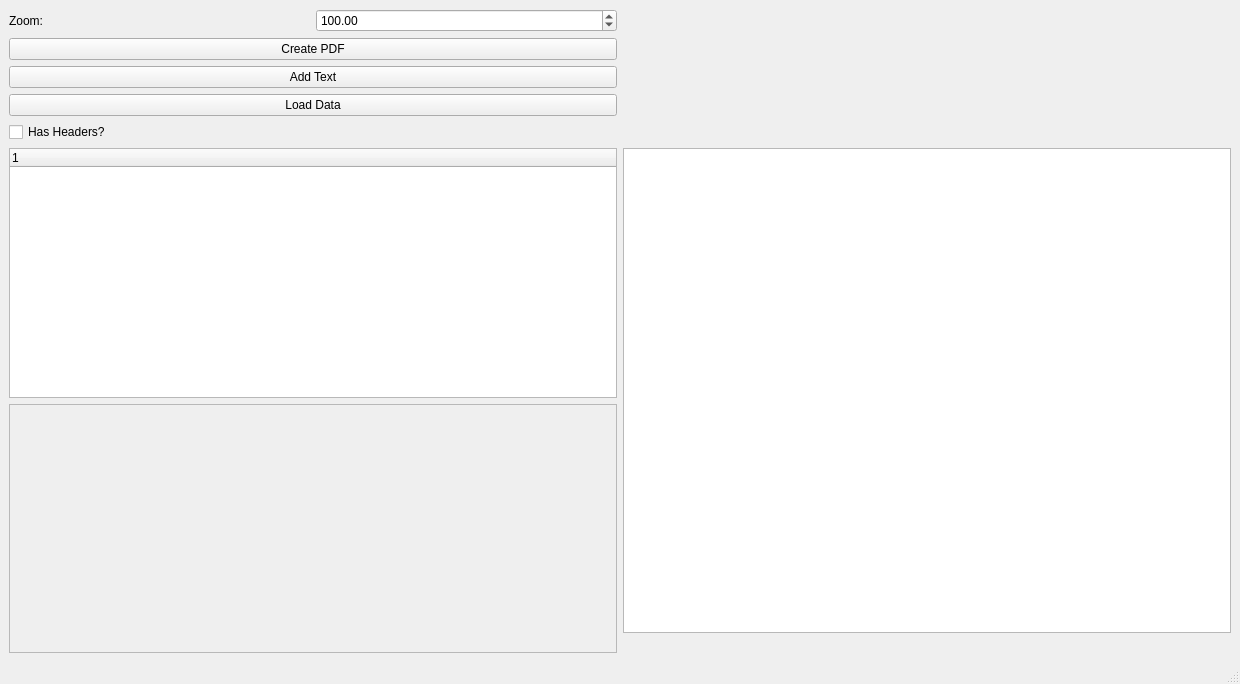
Old version of the form LabelDesigner.ui in the repository marvin939/label-designer.
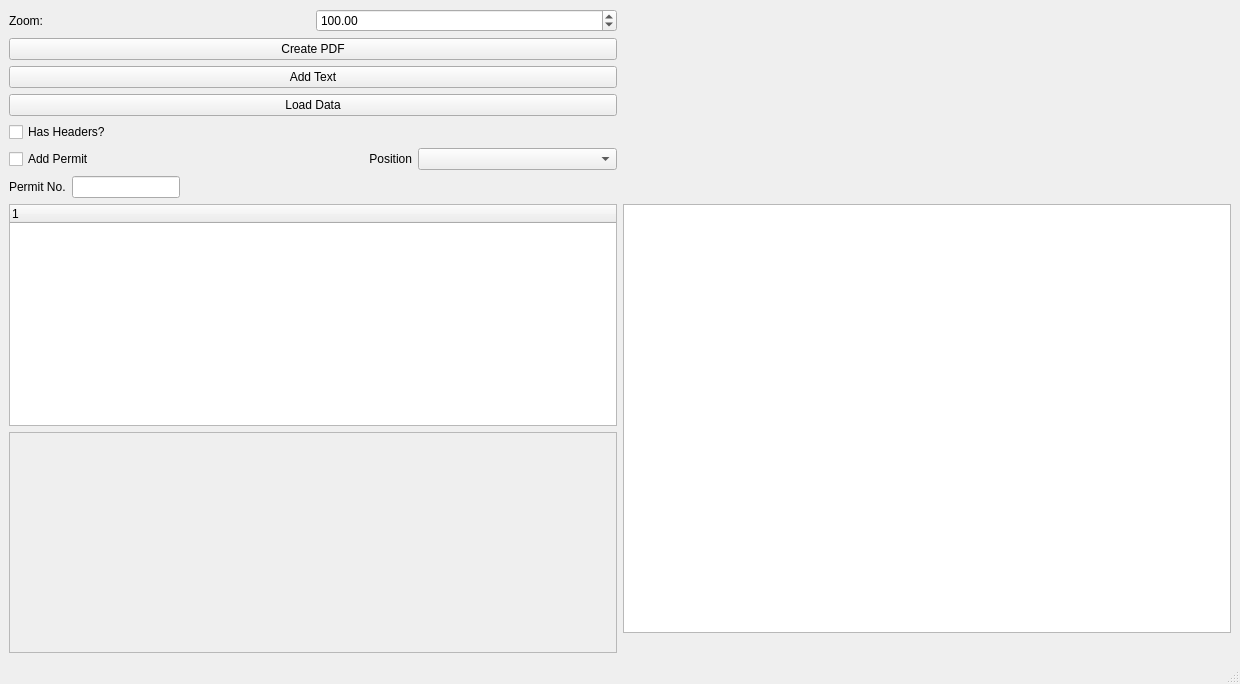
New version of the form. Custom widgets are drawn as their Qt base class.

Patch:
```diff
--- a/LabelDesigner.ui
+++ b/LabelDesigner.ui
@@ -15,6 +15,40 @@
   </property>
   <widget class="QWidget" name="centralwidget">
    <layout class="QGridLayout" name="gridLayout_2">
+    <item row="1" column="0">
+     <widget class="QCheckBox" name="headersCheck">
+      <property name="layoutDirection">
+       <enum>Qt::LeftToRight</enum>
+      </property>
+      <property name="text">
+       <string>Has Headers?</string>
+      </property>
+     </widget>
+    </item>
+    <item row="2" column="0">
+     <layout class="QHBoxLayout" name="horizontalLayout_2">
+      <item>
+       <widget class="QCheckBox" name="permitCheck">
+        <property name="text">
+         <string>Add Permit</string>
+        </property>
+       </widget>
+      </item>
+      <item>
+       <widget class="QLabel" name="label_2">
+        <property name="text">
+         <string>Position</string>
+        </property>
+        <property name="alignment">
+         <set>Qt::AlignRight|Qt::AlignTrailing|Qt::AlignVCenter</set>
+        </property>
+       </widget>
+      </item>
+      <item>
+       <widget class="QComboBox" name="permitPosition"/>
+      </item>
+     </layout>
+    </item>
     <item row="0" column="0">
      <layout class="QGridLayout" name="gridLayout">
       <item row="0" column="0">
@@ -64,7 +98,7 @@
       </item>
      </layout>
     </item>
-    <item row="3" column="0">
+    <item row="5" column="0">
      <widget class="QScrollArea" name="objDetailsArea">
       <property name="widgetResizable">
        <bool>true</bool>
@@ -75,7 +109,7 @@
          <x>0</x>
          <y>0</y>
          <width>606</width>
-         <height>237</height>
+         <height>209</height>
         </rect>
        </property>
        <layout class="QFormLayout" name="formLayout">
@@ -86,7 +120,7 @@
       </widget>
      </widget>
     </item>
-    <item row="2" column="1" rowspan="2">
+    <item row="4" column="1" rowspan="2">
      <layout class="QVBoxLayout" name="previewLayout">
       <property name="sizeConstraint">
        <enum>QLayout::SetNoConstraint</enum>
@@ -109,7 +143,7 @@
       </item>
      </layout>
     </item>
-    <item row="2" column="0">
+    <item row="4" column="0">
      <widget class="QTreeWidget" name="itemList">
       <column>
        <property name="text">
@@ -118,15 +152,42 @@
       </column>
      </widget>
     </item>
-    <item row="1" column="0">
-     <widget class="QCheckBox" name="headersCheck">
-      <property name="layoutDirection">
-       <enum>Qt::LeftToRight</enum>
-      </property>
-      <property name="text">
-       <string>Has Headers?</string>
-      </property>
-     </widget>
+    <item row="3" column="0">
+     <layout class="QHBoxLayout" name="horizontalLayout_3">
+      <item>
+       <widget class="QLabel" name="label_3">
+        <property name="text">
+         <string>Permit No.</string>
+        </property>
+       </widget>
+      </item>
+      <item>
+       <widget class="QLineEdit" name="permitEntry">
+        <property name="sizePolicy">
+         <sizepolicy hsizetype="Minimum" vsizetype="Fixed">
+          <horstretch>0</horstretch>
+          <verstretch>0</verstretch>
+         </sizepolicy>
+        </property>
+        <property name="maxLength">
+         <number>7</number>
+        </property>
+       </widget>
+      </item>
+      <item>
+       <spacer name="horizontalSpacer_2">
+        <property name="orientation">
+         <enum>Qt::Horizontal</enum>
+        </property>
+        <property name="sizeHint" stdset="0">
+         <size>
+          <width>40</width>
+          <height>20</height>
+         </size>
+        </property>
+       </spacer>
+      </item>
+     </layout>
     </item>
    </layout>
   </widget>
```
